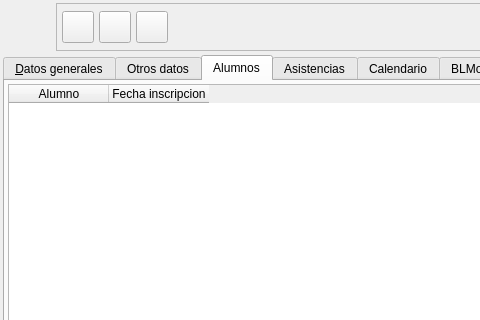
Qt form bulmages/bulmafact/plugins/pluginbf_actividad/actividadbase.ui (eboladev/Bulmages-1) before a commit; both pictures show x 0 to 480 and y 0 to 320 of the 741 by 406 pixel window.
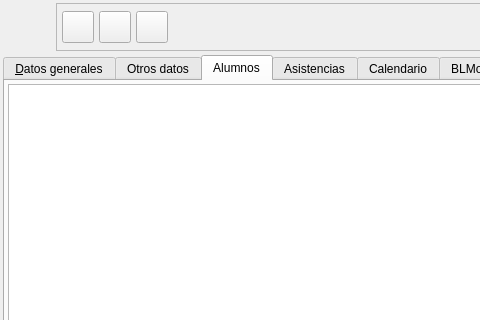
The same form after that commit. The open tabs and pages were chosen to show the change. Icons and pictures are not drawn. Custom widgets are drawn as their Qt base class.

Commit message: Arreglo la clase BusquedaDelegate Mejoro los plugins de tutor y de actividad.

Diff of the .ui file:
```diff
--- a/bulmages/bulmafact/plugins/pluginbf_actividad/actividadbase.ui
+++ b/bulmages/bulmafact/plugins/pluginbf_actividad/actividadbase.ui
@@ -450,31 +450,12 @@
       </layout>
      </widget>
      <widget class="QWidget" name="tab_3" >
-      <property name="geometry" >
-       <rect>
-        <x>0</x>
-        <y>0</y>
-        <width>719</width>
-        <height>264</height>
-       </rect>
-      </property>
       <attribute name="title" >
        <string>Alumnos</string>
       </attribute>
       <layout class="QGridLayout" name="gridLayout_3" >
        <item row="0" column="0" >
-        <widget class="QTableWidget" name="tableWidget" >
-         <column>
-          <property name="text" >
-           <string>Alumno</string>
-          </property>
-         </column>
-         <column>
-          <property name="text" >
-           <string>Fecha inscripcion</string>
-          </property>
-         </column>
-        </widget>
+        <widget class="ListAlumnosActividadView" name="mui_alumnosList" />
        </item>
       </layout>
      </widget>
@@ -590,6 +571,11 @@
    <header>busqueda.h</header>
    <container>1</container>
   </customwidget>
+  <customwidget>
+   <class>ListAlumnosActividadView</class>
+   <extends>QTableWidget</extends>
+   <header>actividadview.h</header>
+  </customwidget>
  </customwidgets>
  <resources>
   <include location="../../../bulmages.qrc" />
```
Left out of the diff: 46 changed lines with no effect on the pictures. The commit also changes 10 other files.
